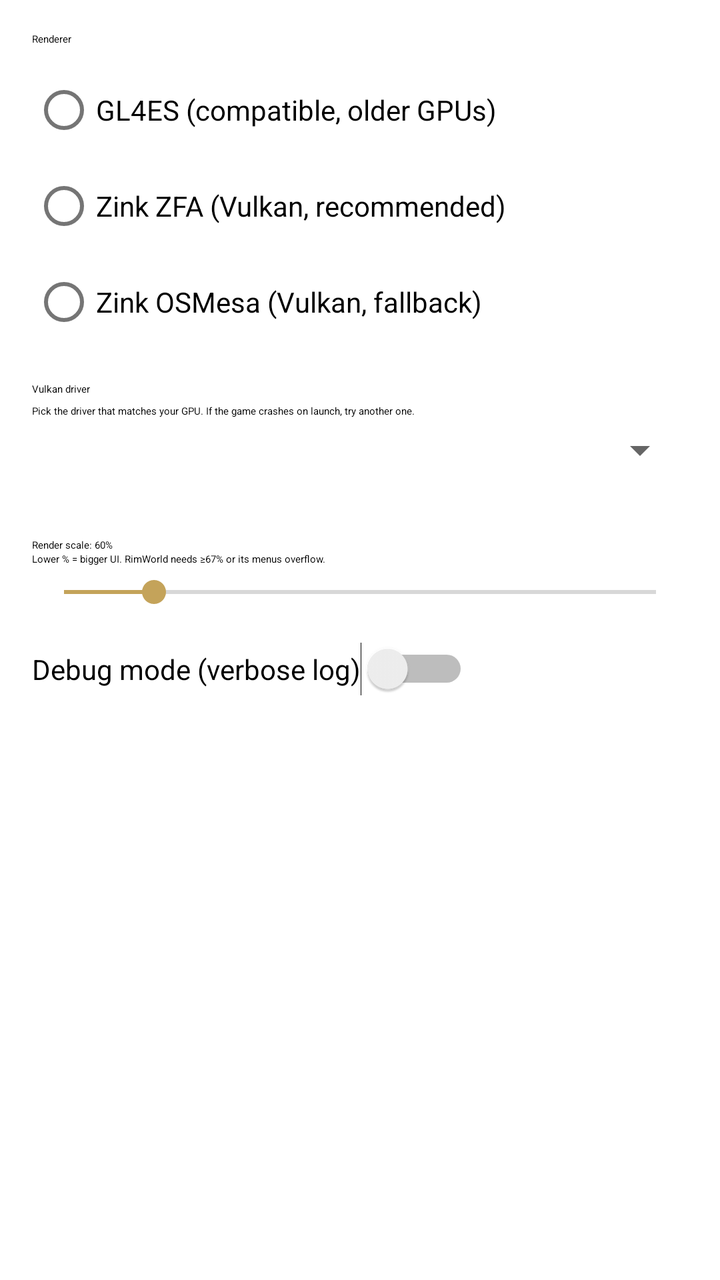
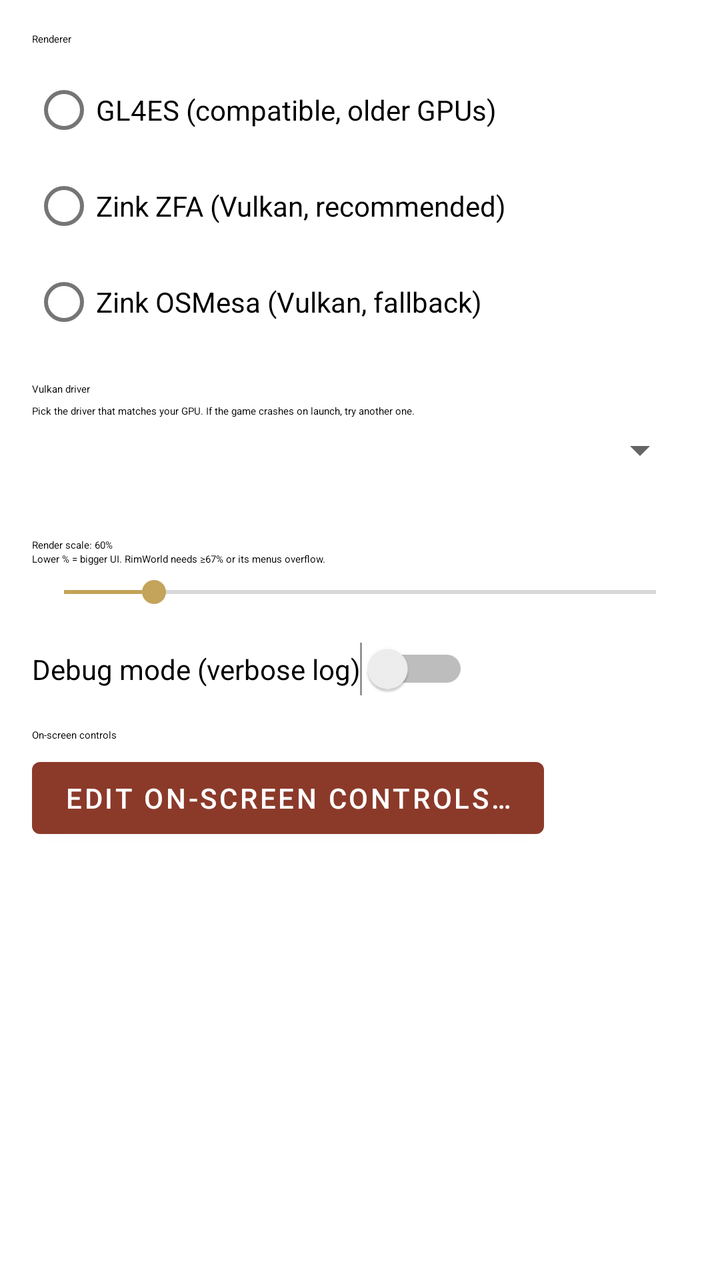

Compare the two renders of this Android layout. The source of the first and the diff that turns it into the second are given below.
<!-- AndroidManifest.xml: application theme AppTheme -->
<!-- res/layout/fragment_settings.xml -->
<?xml version="1.0" encoding="utf-8"?>
<LinearLayout xmlns:android="http://schemas.android.com/apk/res/android"
    android:layout_width="match_parent"
    android:layout_height="match_parent"
    android:orientation="vertical"
    android:padding="16dp">

    <TextView
        android:layout_width="wrap_content"
        android:layout_height="wrap_content"
        android:text="@string/renderer"
        android:textAppearance="?attr/textAppearanceTitleMedium"
        android:layout_marginBottom="8dp" />

    <RadioGroup
        android:id="@+id/rg_renderer"
        android:layout_width="wrap_content"
        android:layout_height="wrap_content"
        android:layout_marginBottom="16dp">

        <RadioButton
            android:id="@+id/rb_gl4es"
            android:layout_width="wrap_content"
            android:layout_height="wrap_content"
            android:text="@string/gl4es_label" />

        <RadioButton
            android:id="@+id/rb_zink_zfa"
            android:layout_width="wrap_content"
            android:layout_height="wrap_content"
            android:text="@string/zink_zfa_label" />

        <RadioButton
            android:id="@+id/rb_zink_osmesa"
            android:layout_width="wrap_content"
            android:layout_height="wrap_content"
            android:text="@string/zink_osmesa_label" />

    </RadioGroup>

    <TextView
        android:layout_width="wrap_content"
        android:layout_height="wrap_content"
        android:text="@string/vulkan_driver"
        android:textAppearance="?attr/textAppearanceTitleMedium"
        android:layout_marginBottom="4dp" />

    <TextView
        android:layout_width="wrap_content"
        android:layout_height="wrap_content"
        android:text="@string/vulkan_driver_hint"
        android:textAppearance="?attr/textAppearanceBodySmall"
        android:layout_marginBottom="4dp" />

    <Spinner
        android:id="@+id/spinner_vulkan_driver"
        android:layout_width="match_parent"
        android:layout_height="wrap_content"
        android:layout_marginBottom="16dp" />

    <TextView
        android:id="@+id/tv_render_scale_label"
        android:layout_width="wrap_content"
        android:layout_height="wrap_content"
        android:layout_marginTop="16dp"
        android:text="Render scale: 60%"
        android:textAppearance="?attr/textAppearanceTitleMedium" />

    <TextView
        android:layout_width="wrap_content"
        android:layout_height="wrap_content"
        android:text="Lower % = bigger UI. RimWorld needs ≥67% or its menus overflow."
        android:textAppearance="?attr/textAppearanceBodySmall"
        android:layout_marginBottom="4dp" />

    <SeekBar
        android:id="@+id/sb_render_scale"
        android:layout_width="match_parent"
        android:layout_height="wrap_content"
        android:max="33"
        android:progress="5"
        android:layout_marginBottom="16dp" />

    <Switch
        android:id="@+id/sw_debug"
        android:layout_width="wrap_content"
        android:layout_height="wrap_content"
        android:text="@string/debug_mode" />

</LinearLayout>
<!-- resources referenced by this layout -->
<resources>
  <string name="debug_mode">Debug mode (verbose log)</string>
  <string name="gl4es_label">GL4ES (compatible, older GPUs)</string>
  <string name="renderer">Renderer</string>
  <string name="vulkan_driver">Vulkan driver</string>
  <string name="vulkan_driver_hint">Pick the driver that matches your GPU. If the game crashes on launch, try another one.</string>
  <string name="zink_osmesa_label">Zink OSMesa (Vulkan, fallback)</string>
  <string name="zink_zfa_label">Zink ZFA (Vulkan, recommended)</string>
  <style name="AppTheme" parent="Theme.MaterialComponents.DayNight.NoActionBar">
          <item name="colorPrimary">@color/rd_primary</item>
          <item name="colorPrimaryVariant">@color/rd_primary_dark</item>
          <item name="colorOnPrimary">@android:color/white</item>
          <item name="colorSecondary">@color/rd_secondary</item>
          <item name="colorOnSecondary">@android:color/white</item>
          <item name="android:statusBarColor">@color/rd_primary_dark</item>
      </style>
  <color name="rd_primary">#8B3A2A</color>
  <color name="rd_primary_dark">#5C1E10</color>
  <color name="rd_secondary">#C4A35A</color>
</resources>

<!-- the commit's change to res/layout/fragment_settings.xml (unified diff, before → after) -->
@@ -87,4 +87,18 @@
         android:layout_height="wrap_content"
         android:text="@string/debug_mode" />
 
+    <TextView
+        android:layout_width="wrap_content"
+        android:layout_height="wrap_content"
+        android:layout_marginTop="16dp"
+        android:text="@string/on_screen_controls"
+        android:textAppearance="?attr/textAppearanceTitleMedium"
+        android:layout_marginBottom="4dp" />
+
+    <Button
+        android:id="@+id/btn_edit_controls"
+        android:layout_width="wrap_content"
+        android:layout_height="wrap_content"
+        android:text="@string/edit_controls" />
+
 </LinearLayout>
<!-- resource entries referenced after the edit -->
@@ -1,7 +1,9 @@
 <!-- resources referenced by this layout -->
 <resources>
   <string name="debug_mode">Debug mode (verbose log)</string>
+  <string name="edit_controls">Edit on-screen controls…</string>
   <string name="gl4es_label">GL4ES (compatible, older GPUs)</string>
+  <string name="on_screen_controls">On-screen controls</string>
   <string name="renderer">Renderer</string>
   <string name="vulkan_driver">Vulkan driver</string>
   <string name="vulkan_driver_hint">Pick the driver that matches your GPU. If the game crashes on launch, try another one.</string>
